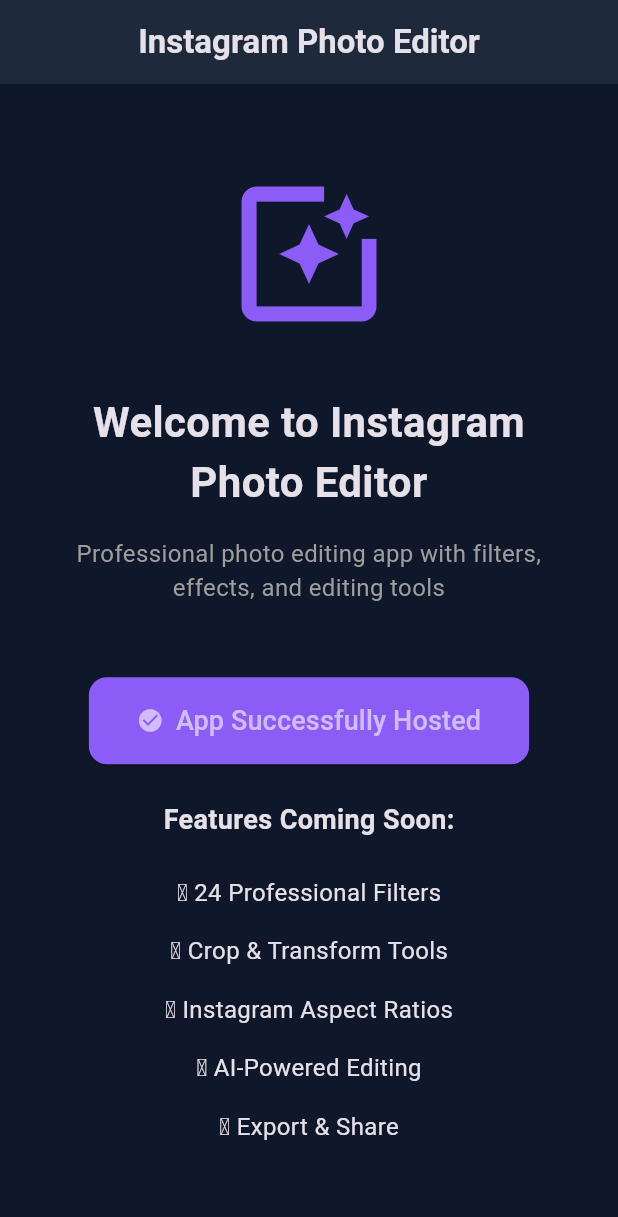
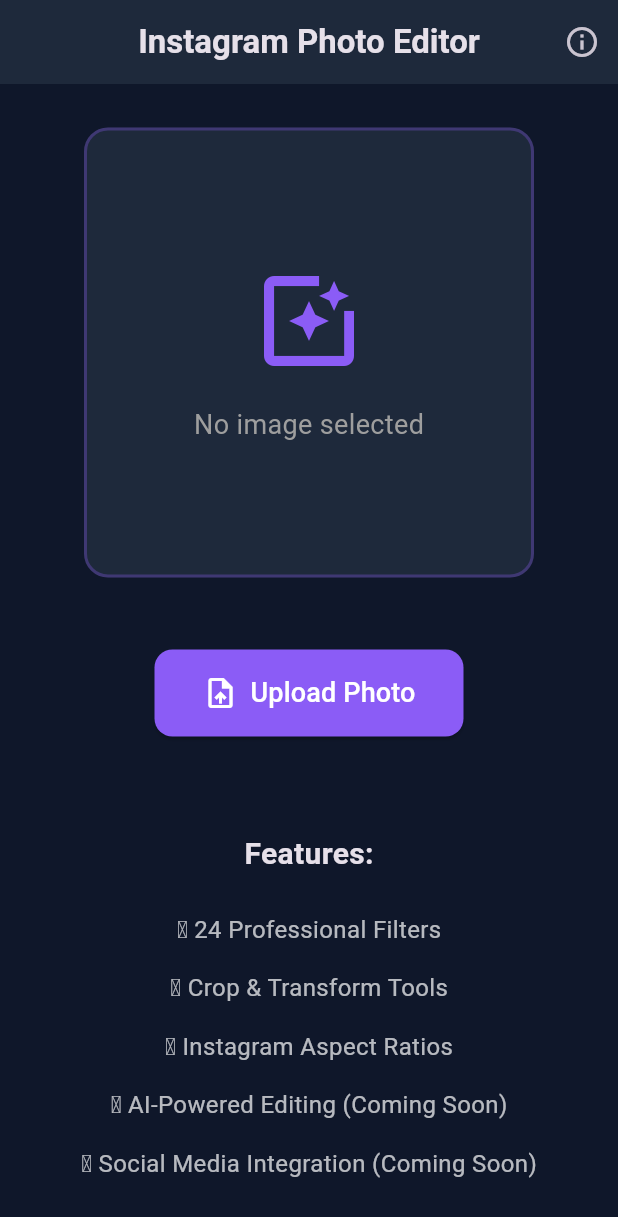
Before and after one commit to himprapatel-rgb/instagram-photo-edit-app, a Flutter app: the screen it shows after launch, on a phone screen of 412 x 824 dp. Shown: the top 1217 px of the screen. Run offline on Flutter 3.47's test engine with Material 3 defaults, Android fonts, the phone set to English and light mode, and no system bars; our stand-ins replace image_picker, permission_handler, share_plus; missing offline and left inert: dart:html.

Commit message:
Add image upload functionality with preview
Features added:\n- Image file picker using dart:html for web\n- Live image preview with styled container\n- Upload/Change photo button\n- Loading state with spinner\n- Success/error notifications\n- Info dialog with app features\n- Responsive layout with scrolling\n- Professional dark theme UI\n\nThis provides the foundation for users to upload photos that will be edited in future updates.

```diff
--- a/lib/main.dart
+++ b/lib/main.dart
@@ -1,8 +1,9 @@
 /// Instagram Photo Editor - Main Entry Point
-/// Minimal working version for initial deployment
+/// Professional Flutter application with image upload and editing
 /// Author: Himanshu Prapatel
 
 import 'package:flutter/material.dart';
+import 'dart:html' as html;
 
 void main() {
   runApp(const InstagramPhotoEditorApp());
@@ -23,14 +24,90 @@ class InstagramPhotoEditorApp extends StatelessWidget {
           backgroundColor: Color(0xFF1E293B),
           elevation: 0,
         ),
+        elevatedButtonTheme: ElevatedButtonThemeData(
+          style: ElevatedButton.styleFrom(
+            backgroundColor: const Color(0xFF8B5CF6),
+            foregroundColor: Colors.white,
+            padding: const EdgeInsets.symmetric(horizontal: 32, vertical: 16),
+            shape: RoundedRectangleBorder(
+              borderRadius: BorderRadius.circular(12),
+            ),
+          ),
+        ),
       ),
       home: const HomeScreen(),
     );
   }
 }
 
-class HomeScreen extends StatelessWidget {
+class HomeScreen extends StatefulWidget {
   const HomeScreen({super.key});
+
+  @override
+  State<HomeScreen> createState() => _HomeScreenState();
+}
+
+class _HomeScreenState extends State<HomeScreen> {
+  String? _selectedImageUrl;
+  bool _isUploading = false;
+
+  // Pick image from device
+  Future<void> _pickImage() async {
+    setState(() {
+      _isUploading = true;
+    });
+
+    try {
+      // Create file input element
+      final html.FileUploadInputElement uploadInput = html.FileUploadInputElement();
+      uploadInput.accept = 'image/*';
+      uploadInput.click();
+
+      uploadInput.onChange.listen((e) {
+        final files = uploadInput.files;
+        if (files != null && files.isNotEmpty) {
+          final file = files[0];
+          final reader = html.FileReader();
+
+          reader.onLoadEnd.listen((e) {
+            setState(() {
+              _selectedImageUrl = reader.result as String;
+              _isUploading = false;
+            });
+
+            // Show success message
+            if (mounted) {
+              ScaffoldMessenger.of(context).showSnackBar(
+                const SnackBar(
+                  content: Text('Image loaded successfully! \u2705'),
+                  backgroundColor: Color(0xFF8B5CF6),
+                  duration: Duration(seconds: 2),
+                ),
+              );
+            }
+          });
+
+          reader.readAsDataUrl(file);
+        } else {
+          setState(() {
+            _isUploading = false;
+          });
+        }
+      });
+    } catch (e) {
+      setState(() {
+        _isUploading = false;
+      });
+      if (mounted) {
+        ScaffoldMessenger.of(context).showSnackBar(
+          SnackBar(
+            content: Text('Error loading image: $e'),
+            backgroundColor: Colors.red,
+          ),
+        );
+      }
+    }
+  }
 
   @override
   Widget build(BuildContext context) {
@@ -41,53 +118,125 @@ class HomeScreen extends StatelessWidget {
           style: TextStyle(fontWeight: FontWeight.bold),
         ),
         centerTitle: true,
+        actions: [
+          IconButton(
+            icon: const Icon(Icons.info_outline),
+            onPressed: () {
+              showDialog(
+                context: context,
+                builder: (context) => AlertDialog(
+                  title: const Text('About'),
+                  content: const Text(
+                    'Professional photo editing app for Instagram.\n\nFeatures:\n\u2022 24 Professional Filters\n\u2022 Crop & Transform Tools\n\u2022 Instagram Aspect Ratios\n\u2022 AI-Powered Editing (Coming Soon)\n\u2022 Social Media Integration (Coming Soon)',
+                  ),
+                  actions: [
+                    TextButton(
+                      onPressed: () => Navigator.pop(context),
+                      child: const Text('Close'),
+                    ),
+                  ],
+                ),
+              );
+            },
+          ),
+        ],
       ),
       body: Center(
-        child: Padding(
+        child: SingleChildScrollView(
           padding: const EdgeInsets.all(24.0),
           child: Column(
             mainAxisAlignment: MainAxisAlignment.center,
             children: [
-              const Icon(
+              // Image preview or placeholder
+              if (_selectedImageUrl != null)
+                Container(
+                  constraints: const BoxConstraints(maxHeight: 400),
+                  decoration: BoxDecoration(
+                    borderRadius: BorderRadius.circular(16),
+                    boxShadow: [
+                      BoxShadow(
+                        color: const Color(0xFF8B5CF6).withOpacity(0.3),
+                        blurRadius: 20,
+                        spreadRadius: 5,
+                      ),
+                    ],
+                  ),
+                  child: ClipRRect(
+                    borderRadius: BorderRadius.circular(16),
+                    child: Image.network(
+                      _selectedImageUrl!,
+                      fit: BoxFit.contain,
+                    ),
+                  ),
+                )
+              else
+                Container(
+                  width: 300,
+                  height: 300,
+                  decoration: BoxDecoration(
+                    color: const Color(0xFF1E293B),
+                    borderRadius: BorderRadius.circular(16),
+                    border: Border.all(
+                      color: const Color(0xFF8B5CF6).withOpacity(0.3),
+                      width: 2,
+                    ),
+                  ),
+                  child: const Column(
+                    mainAxisAlignment: MainAxisAlignment.center,
+                    children: [
+                      Icon(
                         Icons.photo_filter,
-                size: 120,
+                        size: 80,
                         color: Color(0xFF8B5CF6),
                       ),
-              const SizedBox(height: 32),
-              const Text(
-                'Welcome to Instagram Photo Editor',
+                      SizedBox(height: 16),
+                      Text(
+                        'No image selected',
                         style: TextStyle(
-                  fontSize: 28,
-                  fontWeight: FontWeight.bold,
-                ),
-                textAlign: TextAlign.center,
-              ),
-              const SizedBox(height: 16),
-              const Text(
-                'Professional photo editing app with filters, effects, and editing tools',
-                style: TextStyle(
-                  fontSize: 16,
+                          fontSize: 18,
                           color: Colors.grey,
                         ),
-                textAlign: TextAlign.center,
+                      ),
+                    ],
+                  ),
                 ),
               const SizedBox(height: 48),
+
+              // Upload button
+              if (_isUploading)
+                const CircularProgressIndicator(
+                  color: Color(0xFF8B5CF6),
+                )
+              else
                 ElevatedButton.icon(
+                  onPressed: _pickImage,
+                  icon: const Icon(Icons.upload_file, size: 24),
+                  label: Text(
+                    _selectedImageUrl == null ? 'Upload Photo' : 'Change Photo',
+                    style: const TextStyle(fontSize: 18),
+                  ),
+                ),
+
+              const SizedBox(height: 16),
+
+              // Edit button (only show if image is selected)
+              if (_selectedImageUrl != null)
+                OutlinedButton.icon(
                   onPressed: () {
                     ScaffoldMessenger.of(context).showSnackBar(
                       const SnackBar(
-                      content: Text('App is now successfully hosted! \ud83c\udf89'),
+                        content: Text('Editor coming soon! \ud83d\ude80'),
                         backgroundColor: Color(0xFF8B5CF6),
                       ),
                     );
                   },
-                icon: const Icon(Icons.check_circle),
+                  icon: const Icon(Icons.edit, color: Color(0xFF8B5CF6)),
                   label: const Text(
-                  'App Successfully Hosted',
-                  style: TextStyle(fontSize: 18),
+                    'Start Editing',
+                    style: TextStyle(fontSize: 18, color: Color(0xFF8B5CF6)),
                   ),
-                style: ElevatedButton.styleFrom(
-                  backgroundColor: const Color(0xFF8B5CF6),
+                  style: OutlinedButton.styleFrom(
+                    side: const BorderSide(color: Color(0xFF8B5CF6), width: 2),
                     padding: const EdgeInsets.symmetric(
                       horizontal: 32,
                       vertical: 16,
@@ -97,11 +246,14 @@ class HomeScreen extends StatelessWidget {
                     ),
                   ),
                 ),
-              const SizedBox(height: 24),
+
+              const SizedBox(height: 48),
+
+              // Features list
               const Text(
-                'Features Coming Soon:',
+                'Features:',
                 style: TextStyle(
-                  fontSize: 18,
+                  fontSize: 20,
                   fontWeight: FontWeight.bold,
                 ),
               ),
@@ -109,8 +261,8 @@ class HomeScreen extends StatelessWidget {
               _buildFeatureItem('\ud83c\udfa8 24 Professional Filters'),
               _buildFeatureItem('\u2702\ufe0f Crop & Transform Tools'),
               _buildFeatureItem('\ud83d\udcf1 Instagram Aspect Ratios'),
-              _buildFeatureItem('\ud83d\ude80 AI-Powered Editing'),
-              _buildFeatureItem('\ud83d\udcbe Export & Share'),
+              _buildFeatureItem('\ud83e\udd16 AI-Powered Editing (Coming Soon)'),
+              _buildFeatureItem('\ud83d\ude80 Social Media Integration (Coming Soon)'),
             ],
           ),
         ),
@@ -126,7 +278,7 @@ class HomeScreen extends StatelessWidget {
         children: [
           Text(
             text,
-            style: const TextStyle(fontSize: 16),
+            style: const TextStyle(fontSize: 16, color: Colors.white70),
           ),
         ],
       ),
```
Lines whose indentation alone changed are shown as unchanged.
